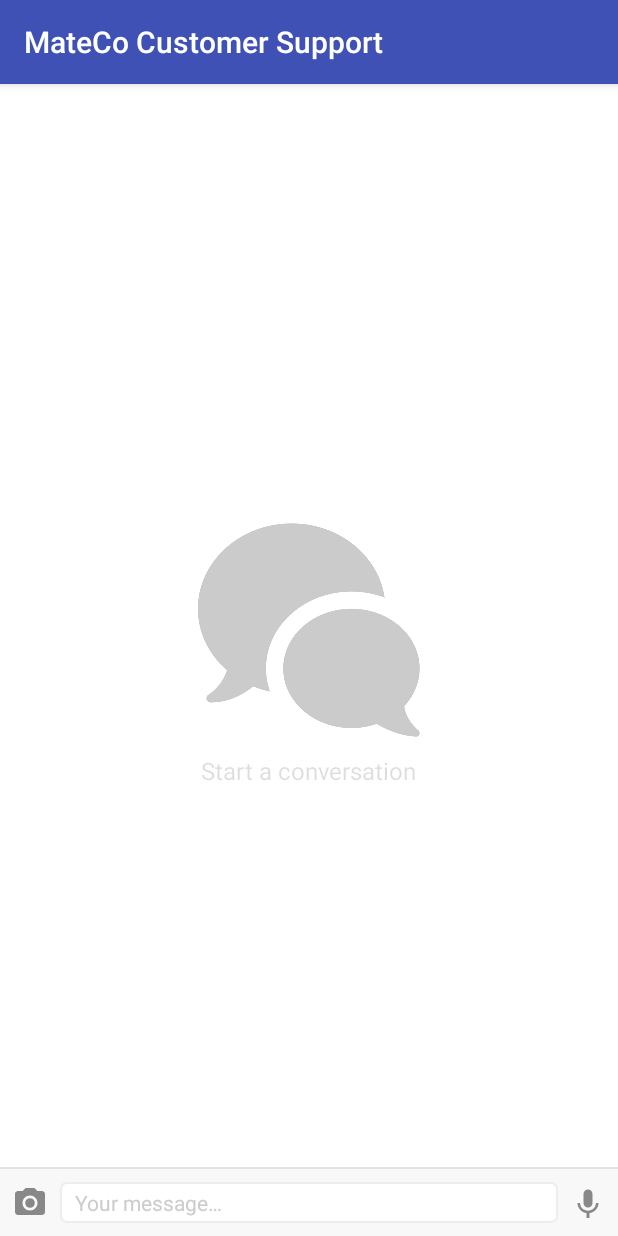
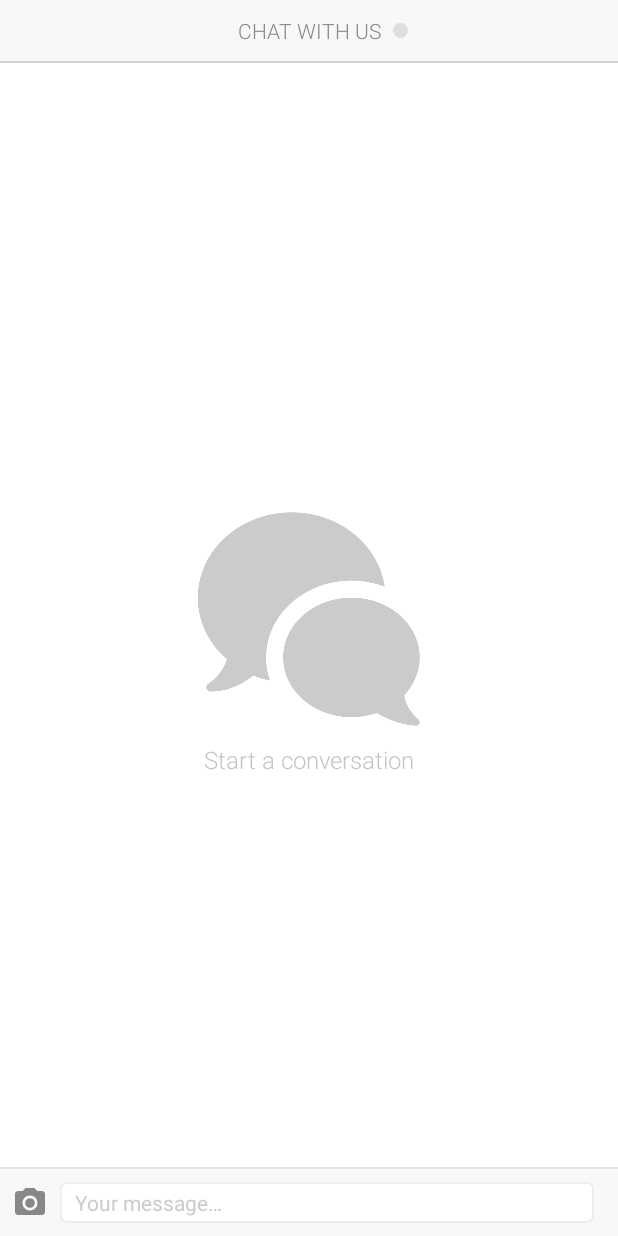
Before and after one commit to hoffmannmatheus/mateco-customer-support, an Android app: the screen it shows after launch (ChatActivity), on a phone screen of 412 x 824 dp. Run offline under Robolectric (Android 15) with nearby library versions, the light colour scheme and no system bars; our stand-ins replace ButterKnife, data binding; libraries missing offline, so code that uses them is left out: com.crashlytics.android, com.pubnub.api, io.fabric.sdk; 12 statements that could not run were skipped.

Commit message:
Added chat topbar; some improvements

```diff
--- a/app/src/main/AndroidManifest.xml
+++ b/app/src/main/AndroidManifest.xml
@@ -27,7 +27,10 @@
                 <category android:name="android.intent.category.LAUNCHER" />
             </intent-filter>
         </activity>
-        <activity android:name=".activity.ChatActivity"></activity>
+        <activity
+            android:name=".activity.ChatActivity"
+            android:screenOrientation="portrait"
+            android:theme="@style/Theme.Design.NoActionBar"/>
     </application>
 
 </manifest>
--- a/app/src/main/java/io/mhsilva/matecocustomersupport/manager/ChatServerManager.java
+++ b/app/src/main/java/io/mhsilva/matecocustomersupport/manager/ChatServerManager.java
@@ -43,16 +43,6 @@
      * The string prefix used to create support chat channels in PubNub.
      */
     private static final String CHANNEL_PREFIX = "chat.";
-
-    /**
-     * PubNub Message type key.
-     */
-    private static final String JSON_TYPE = "type";
-
-    /**
-     * PubNub Message content key.
-     */
-    private static final String JSON_CONTENT = "content";
 
     private static ChatServerManager gInstance;
 
@@ -123,10 +113,7 @@
         message.sender = getUserId();
         message.timestamp = System.currentTimeMillis();
 
-        JsonObject json = new JsonObject();
-        json.addProperty(JSON_TYPE, message.type);
-        json.add(JSON_CONTENT, new Gson().toJsonTree(message));
-
+        JsonObject json = new Gson().toJsonTree(message).getAsJsonObject();
         mPubNubClient
                 .publish()
                 .message(json)
@@ -212,15 +199,16 @@
                 return; // wut
             }
             JsonObject jsonObject = json.getAsJsonObject();
-            if (jsonObject == null || !jsonObject.has(JSON_TYPE) || !jsonObject.has(JSON_CONTENT)) {
+            if (jsonObject == null || !jsonObject.has("type")
+                    || !jsonObject.has("sender")) {
                 return;
             }
             Log.d(TAG, result.getPublisher() + " - message: " + jsonObject.toString());
 
             Message message;
-            switch (jsonObject.get(JSON_TYPE).getAsString()) {
+            switch (jsonObject.get("type").getAsString()) {
                 case Message.TYPE_TEXT:
-                    message = new Gson().fromJson(jsonObject.get(JSON_CONTENT), TextMessage.class);
+                    message = new Gson().fromJson(jsonObject, TextMessage.class);
                     break;
                 case Message.TYPE_IMAGE:
                     // TODO
@@ -239,9 +227,6 @@
 
         @Override
         public void presence(PubNub pubnub, PNPresenceEventResult presence) {
-            Log.d(TAG, "UNHANDLED: " + presence.getChannel() + " - presence: "
-                    + presence.getEvent() + "    "  + presence.getUuid() +  "     "
-                    + presence.getUserMetadata());
             if (getSupportChannel().equals(presence.getChannel()) && mListener != null) {
                 mListener.onPresenceUpdate(presence.getOccupancy());
             }
--- a/app/src/main/java/io/mhsilva/matecocustomersupport/viewmodel/ChatViewModel.java
+++ b/app/src/main/java/io/mhsilva/matecocustomersupport/viewmodel/ChatViewModel.java
@@ -6,6 +6,7 @@
 import android.text.TextUtils;
 import android.text.TextWatcher;
 import android.view.KeyEvent;
+import android.view.View;
 import android.view.inputmethod.EditorInfo;
 import android.widget.TextView;
 
@@ -36,9 +37,8 @@
         ChatServerManager.getInstance().unsubscribe();
     }
 
-    public void updateSupportOccupancy(int occupancy) {
-        supportOnline.set(occupancy >= 2); // me & support
-        notifyChange();
+    public boolean isSupportOnline() {
+        return supportOnline.get();
     }
 
     public boolean isEmpty() {
@@ -63,25 +63,31 @@
         @Override
         public boolean onEditorAction(TextView textView, int actionId, KeyEvent keyEvent) {
             if (actionId == EditorInfo.IME_ACTION_SEND) {
-                sendMessage();
+                sendMessage(textView);
                 return true;
             }
             return false;
         }
     };
 
-    private void sendMessage() {
+    public void sendMessage(View view) {
         String text = input.get();
         if (text == null || text.trim().isEmpty()) {
             return;
         }
         Message message = new TextMessage(text.trim());
+        ChatServerManager.getInstance().sendMessage(message);
         input.set("");
-        ChatServerManager.getInstance().sendMessage(message);
-        if (mListener != null) {
-            mListener.onNewMessage(message);
-        }
+        canSend.set(false);
         notifyChange();
+    }
+
+    public void sendImage(View view) {
+
+    }
+
+    public void voiceInput(View view) {
+
     }
 
     private ChatServerManager.ChatServerListener getServerListener() {
@@ -96,7 +102,8 @@
 
             @Override
             public void onPresenceUpdate(int occupancy) {
-                updateSupportOccupancy(occupancy);
+                supportOnline.set(occupancy >= 2); // me & support
+                notifyChange();
             }
         };
     }
--- /dev/null
+++ b/app/src/main/res/drawable/offline_indicator.xml
@@ -0,0 +1,4 @@
+<?xml version="1.0" encoding="utf-8"?>
+<shape xmlns:android="http://schemas.android.com/apk/res/android" android:shape="oval">
+    <solid android:color="@color/offline_gray"/>
+</shape>
--- /dev/null
+++ b/app/src/main/res/drawable/online_indicator.xml
@@ -0,0 +1,4 @@
+<?xml version="1.0" encoding="utf-8"?>
+<shape xmlns:android="http://schemas.android.com/apk/res/android" android:shape="oval">
+    <solid android:color="@color/online_green"/>
+</shape>
--- a/app/src/main/res/layout/activity_chat.xml
+++ b/app/src/main/res/layout/activity_chat.xml
@@ -8,6 +8,16 @@
         android:id="@+id/chat_root"
         android:layout_width="match_parent"
         android:layout_height="match_parent">
+
+        <include
+            layout="@layout/part_chat_topbar"
+            android:id="@+id/chat_topbar_layout"
+            android:layout_width="match_parent"
+            android:layout_height="@dimen/chat_top_bar_height"
+            app:viewModel="@{viewModel}"
+            app:layout_constraintStart_toStartOf="parent"
+            app:layout_constraintEnd_toEndOf="parent"
+            app:layout_constraintTop_toTopOf="parent" />
 
         <include
             layout="@layout/part_chat_input"
@@ -27,7 +37,7 @@
             app:viewModel="@{viewModel}"
             app:layout_constraintStart_toStartOf="parent"
             app:layout_constraintEnd_toEndOf="parent"
-            app:layout_constraintTop_toTopOf="parent"
+            app:layout_constraintTop_toBottomOf="@id/chat_topbar_layout"
             app:layout_constraintBottom_toTopOf="@id/chat_input_layout" />
 
     </android.support.constraint.ConstraintLayout>
--- a/app/src/main/res/layout/part_chat_input.xml
+++ b/app/src/main/res/layout/part_chat_input.xml
@@ -23,6 +23,7 @@
             android:layout_width="wrap_content"
             android:layout_height="wrap_content"
             android:layout_marginStart="8dp"
+            android:onClick="@{viewModel::sendImage}"
             app:layout_constraintStart_toStartOf="parent"
             app:layout_constraintTop_toBottomOf="@id/chat_input_top_separator"
             app:layout_constraintBottom_toBottomOf="parent"
@@ -36,6 +37,7 @@
             app:layout_constraintEnd_toEndOf="parent"
             app:layout_constraintTop_toBottomOf="@id/chat_input_top_separator"
             app:layout_constraintBottom_toBottomOf="parent"
+            android:onClick="@{viewModel.canSend ? viewModel::sendMessage : viewModel::voiceInput}"
             android:src="@{viewModel.canSend ? @drawable/ic_send_gray_24dp : @drawable/ic_keyboard_voice_gray_24dp, default=@drawable/ic_keyboard_voice_gray_24dp}"/>
 
         <EditText
--- a/app/src/main/res/layout/part_chat_messages.xml
+++ b/app/src/main/res/layout/part_chat_messages.xml
@@ -42,7 +42,9 @@
             android:layout_height="wrap_content"
             android:text="@string/chat_empty_text"
             android:textSize="16sp"
-            android:alpha="0.25"
+            android:alpha="0.5"
+            android:fontFamily="sans-serif-light"
+            android:textColor="@color/title_color"
             android:visibility="@{viewModel.isEmpty() ? View.VISIBLE : View.GONE, default=visible}"
             app:layout_constraintStart_toStartOf="parent"
             app:layout_constraintEnd_toEndOf="parent"
--- /dev/null
+++ b/app/src/main/res/layout/part_chat_topbar.xml
@@ -0,0 +1,47 @@
+<?xml version="1.0" encoding="utf-8"?>
+<layout xmlns:android="http://schemas.android.com/apk/res/android"
+    xmlns:app="http://schemas.android.com/apk/res-auto"
+    xmlns:tools="http://schemas.android.com/tools">
+    <data>
+        <variable name="viewModel" type="io.mhsilva.matecocustomersupport.viewmodel.ChatViewModel"/>
+    </data>
+    <android.support.constraint.ConstraintLayout
+        android:layout_width="match_parent"
+        android:layout_height="@dimen/chat_top_bar_height"
+        android:background="#f8f8f8">
+
+
+        <View
+            android:id="@+id/chat_topbar_separator"
+            android:layout_width="match_parent"
+            android:layout_height="1dp"
+            android:background="#d3d3d3"
+            app:layout_constraintStart_toStartOf="parent"
+            app:layout_constraintEnd_toEndOf="parent"
+            app:layout_constraintBottom_toBottomOf="parent" />
+
+        <TextView
+            android:id="@+id/chat_topbar_title"
+            android:layout_width="wrap_content"
+            android:layout_height="wrap_content"
+            android:text="@string/chat_title"
+            android:textSize="14sp"
+            android:textAllCaps="true"
+            android:fontFamily="sans-serif-light"
+            android:textColor="@color/title_color"
+            app:layout_constraintStart_toStartOf="parent"
+            app:layout_constraintEnd_toEndOf="parent"
+            app:layout_constraintTop_toTopOf="parent"
+            app:layout_constraintBottom_toTopOf="@id/chat_topbar_separator"/>
+
+        <View
+            android:layout_width="10dp"
+            android:layout_height="10dp"
+            android:background="@{viewModel.isSupportOnline() ? @drawable/online_indicator : @drawable/offline_indicator, default=@drawable/offline_indicator}"
+            app:layout_constraintTop_toTopOf="parent"
+            app:layout_constraintBottom_toTopOf="@id/chat_topbar_separator"
+            app:layout_constraintStart_toEndOf="@id/chat_topbar_title"
+            android:layout_marginStart="8dp" />
+
+    </android.support.constraint.ConstraintLayout>
+</layout>
--- a/app/src/main/res/values/colors.xml
+++ b/app/src/main/res/values/colors.xml
@@ -3,4 +3,9 @@
     <color name="colorPrimary">#3F51B5</color>
     <color name="colorPrimaryDark">#303F9F</color>
     <color name="colorAccent">#FF4081</color>
+
+    <color name="online_green">#1dd49a</color>
+    <color name="offline_gray">#dedede</color>
+
+    <color name="title_color">#888888</color>
 </resources>
--- a/app/src/main/res/values/dimens.xml
+++ b/app/src/main/res/values/dimens.xml
@@ -1,5 +1,6 @@
 <?xml version="1.0" encoding="utf-8"?>
 <resources>
+    <dimen name="chat_top_bar_height">42dp</dimen>
     <dimen name="chat_input_bar_height">46dp</dimen>
     <dimen name="chat_message_horizontal_padding">8dp</dimen>
     <dimen name="chat_message_vertical_padding">8dp</dimen>
--- a/app/src/main/res/values/strings.xml
+++ b/app/src/main/res/values/strings.xml
@@ -1,6 +1,7 @@
 <resources>
     <string name="app_name">MateCo Customer Support</string>
 
+    <string name="chat_title">Chat with us</string>
     <string name="chat_empty_text">Start a conversation</string>
     <string name="chat_input_hint">Your message&#8230;</string>
 </resources>
```
